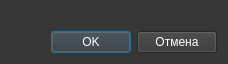
Qt form ui/dialogs/confirm_dialog.ui (Protocs/OkayMoney) before a commit.
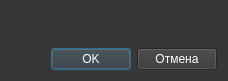
The same form after that commit.

Commit message: Добавлены отступы снизу и вверху от текста в окне подтверждения операции (ConfirmDialog)

Diff of the .ui file:
```diff
--- a/ui/dialogs/confirm_dialog.ui
+++ b/ui/dialogs/confirm_dialog.ui
@@ -35,6 +35,22 @@
    </property>
    <item>
     <layout class="QVBoxLayout" name="verticalLayout">
+     <item>
+      <spacer name="verticalSpacer">
+       <property name="orientation">
+        <enum>Qt::Vertical</enum>
+       </property>
+       <property name="sizeType">
+        <enum>QSizePolicy::Minimum</enum>
+       </property>
+       <property name="sizeHint" stdset="0">
+        <size>
+         <width>20</width>
+         <height>5</height>
+        </size>
+       </property>
+      </spacer>
+     </item>
      <item>
       <widget class="QLabel" name="information">
        <property name="sizePolicy">
@@ -43,11 +59,32 @@
          <verstretch>0</verstretch>
         </sizepolicy>
        </property>
+       <property name="font">
+        <font>
+         <family>Gotham Pro Medium</family>
+        </font>
+       </property>
        <property name="text">
         <string/>
        </property>
       </widget>
      </item>
+     <item>
+      <spacer name="verticalSpacer_3">
+       <property name="orientation">
+        <enum>Qt::Vertical</enum>
+       </property>
+       <property name="sizeType">
+        <enum>QSizePolicy::Minimum</enum>
+       </property>
+       <property name="sizeHint" stdset="0">
+        <size>
+         <width>20</width>
+         <height>10</height>
+        </size>
+       </property>
+      </spacer>
+     </item>
      <item>
       <layout class="QHBoxLayout" name="horizontalLayout">
        <item>
```
